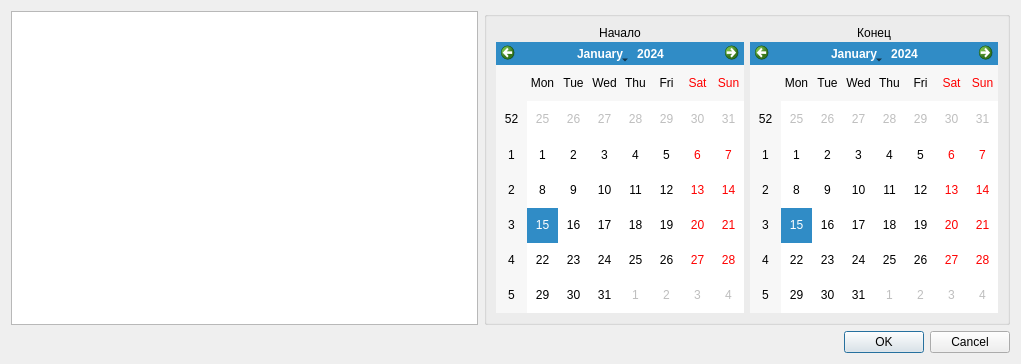
Before: the Qt Designer form filterdialog.ui in vlarry/configurator, drawn with Qt 5.
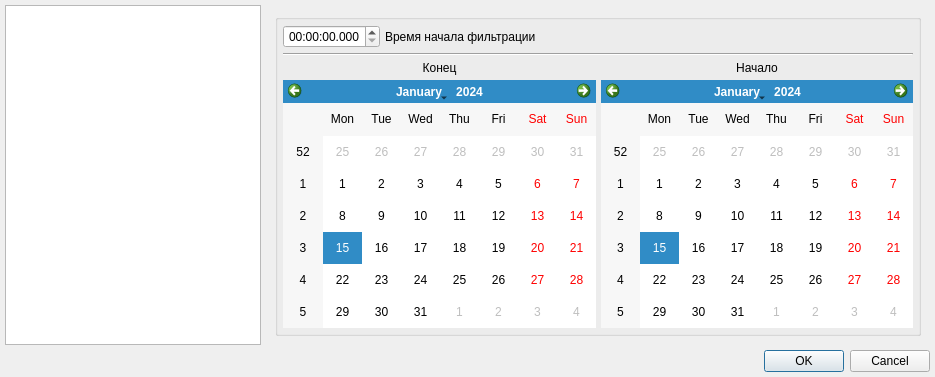
After: the same form once the commit is applied. The open tabs and pages were chosen to show the change.

Commit message: Редактирование диалога фильтрации записей журналов - ввод времени начала фильтрации встроен во вкладку даты; Перенос кнопок чтения/записи с инструментальной панели в дополнительный пункт меню "Чтение/Запись"; Редактирование файла версии.

Patch:
```diff
--- a/filterdialog.ui
+++ b/filterdialog.ui
@@ -6,40 +6,44 @@
    <rect>
     <x>0</x>
     <y>0</y>
-    <width>1021</width>
-    <height>364</height>
+    <width>935</width>
+    <height>377</height>
    </rect>
   </property>
   <property name="windowTitle">
    <string>Фильтр</string>
   </property>
-  <layout class="QVBoxLayout" name="verticalLayout_3">
+  <layout class="QVBoxLayout" name="verticalLayout_4">
+   <property name="spacing">
+    <number>5</number>
+   </property>
+   <property name="leftMargin">
+    <number>5</number>
+   </property>
+   <property name="topMargin">
+    <number>5</number>
+   </property>
+   <property name="rightMargin">
+    <number>5</number>
+   </property>
+   <property name="bottomMargin">
+    <number>5</number>
+   </property>
    <item>
     <layout class="QHBoxLayout" name="horizontalLayout_4">
-     <item>
-      <widget class="QListWidget" name="listWidgetFilterButton"/>
-     </item>
-     <item>
-      <widget class="QGroupBox" name="groupBoxFilterWidget">
-       <property name="title">
-        <string/>
-       </property>
-       <layout class="QHBoxLayout" name="horizontalLayout_3">
         <property name="spacing">
-         <number>2</number>
-        </property>
-        <property name="leftMargin">
-         <number>0</number>
-        </property>
-        <property name="topMargin">
-         <number>0</number>
-        </property>
-        <property name="rightMargin">
-         <number>0</number>
-        </property>
-        <property name="bottomMargin">
-         <number>0</number>
-        </property>
+      <number>5</number>
+     </property>
+     <item>
+      <widget class="QListWidget" name="listWidgetFilterButton">
+       <property name="sizePolicy">
+        <sizepolicy hsizetype="Maximum" vsizetype="Expanding">
+         <horstretch>0</horstretch>
+         <verstretch>0</verstretch>
+        </sizepolicy>
+       </property>
+      </widget>
+     </item>
         <item>
          <widget class="QStackedWidget" name="stackwgtFilter">
           <property name="currentIndex">
@@ -148,11 +152,108 @@
            </layout>
           </widget>
           <widget class="QWidget" name="pageFilterDate">
+        <layout class="QVBoxLayout" name="verticalLayout_5">
+         <item>
+          <widget class="QGroupBox" name="groupBoxFilterWidget">
+           <property name="title">
+            <string/>
+           </property>
+           <layout class="QVBoxLayout" name="verticalLayout_6">
+            <property name="spacing">
+             <number>5</number>
+            </property>
+            <property name="leftMargin">
+             <number>5</number>
+            </property>
+            <property name="topMargin">
+             <number>5</number>
+            </property>
+            <property name="rightMargin">
+             <number>5</number>
+            </property>
+            <property name="bottomMargin">
+             <number>5</number>
+            </property>
+            <item>
            <layout class="QHBoxLayout" name="horizontalLayout_2">
             <item>
+               <widget class="QTimeEdit" name="timeEditBeginFilter">
+                <property name="alignment">
+                 <set>Qt::AlignCenter</set>
+                </property>
+                <property name="displayFormat">
+                 <string>HH:mm:ss.zzz</string>
+                </property>
+               </widget>
+              </item>
+              <item>
+               <widget class="QLabel" name="label">
+                <property name="text">
+                 <string>Время начала фильтрации</string>
+                </property>
+                <property name="scaledContents">
+                 <bool>true</bool>
+                </property>
+               </widget>
+              </item>
+              <item>
+               <spacer name="horizontalSpacer_2">
+                <property name="orientation">
+                 <enum>Qt::Horizontal</enum>
+                </property>
+                <property name="sizeHint" stdset="0">
+                 <size>
+                  <width>40</width>
+                  <height>20</height>
+                 </size>
+                </property>
+               </spacer>
+              </item>
+             </layout>
+            </item>
+            <item>
+             <widget class="Line" name="line">
+              <property name="orientation">
+               <enum>Qt::Horizontal</enum>
+              </property>
+             </widget>
+            </item>
+            <item>
+             <layout class="QHBoxLayout" name="horizontalLayout_3">
+              <property name="spacing">
+               <number>5</number>
+              </property>
+              <item>
+               <layout class="QVBoxLayout" name="verticalLayout_3">
+                <property name="spacing">
+                 <number>5</number>
+                </property>
+                <item>
+                 <widget class="QLabel" name="label_4">
+                  <property name="text">
+                   <string>Конец</string>
+                  </property>
+                  <property name="scaledContents">
+                   <bool>true</bool>
+                  </property>
+                  <property name="alignment">
+                   <set>Qt::AlignCenter</set>
+                  </property>
+                 </widget>
+                </item>
+                <item>
+                 <widget class="QCalendarWidget" name="calendarwgtBegin">
+                  <property name="toolTip">
+                   <string>&lt;html&gt;&lt;head/&gt;&lt;body&gt;&lt;p&gt;Дата с которой необходимо читать события&lt;/p&gt;&lt;/body&gt;&lt;/html&gt;</string>
+                  </property>
+                 </widget>
+                </item>
+               </layout>
+              </item>
+              <item>
              <layout class="QVBoxLayout" name="verticalLayout_2">
               <property name="spacing">
-               <number>2</number>
+                 <number>5</number>
               </property>
               <item>
                <widget class="QLabel" name="label_3">
@@ -168,33 +269,6 @@
                </widget>
               </item>
               <item>
-               <widget class="QCalendarWidget" name="calendarwgtBegin">
-                <property name="toolTip">
-                 <string>&lt;html&gt;&lt;head/&gt;&lt;body&gt;&lt;p&gt;Дата с которой необходимо читать события&lt;/p&gt;&lt;/body&gt;&lt;/html&gt;</string>
-                </property>
-               </widget>
-              </item>
-             </layout>
-            </item>
-            <item>
-             <layout class="QVBoxLayout" name="verticalLayout_7">
-              <property name="spacing">
-               <number>2</number>
-              </property>
-              <item>
-               <widget class="QLabel" name="label_4">
-                <property name="text">
-                 <string>Конец</string>
-                </property>
-                <property name="scaledContents">
-                 <bool>true</bool>
-                </property>
-                <property name="alignment">
-                 <set>Qt::AlignCenter</set>
-                </property>
-               </widget>
-              </item>
-              <item>
                <widget class="QCalendarWidget" name="calendarwgtEnd">
                 <property name="toolTip">
                  <string>&lt;html&gt;&lt;head/&gt;&lt;body&gt;&lt;p&gt;Дата до которой необходимо читать события (включительно)&lt;/p&gt;&lt;/body&gt;&lt;/html&gt;</string>
@@ -204,10 +278,12 @@
              </layout>
             </item>
            </layout>
+            </item>
+           </layout>
           </widget>
-         </widget>
-        </item>
-       </layout>
+         </item>
+        </layout>
+       </widget>
       </widget>
      </item>
     </layout>
```
Left out of the diff: 2 changed lines with no effect on the pictures. Lines whose indentation alone changed are shown as unchanged. The commit also changes 7 other files.
